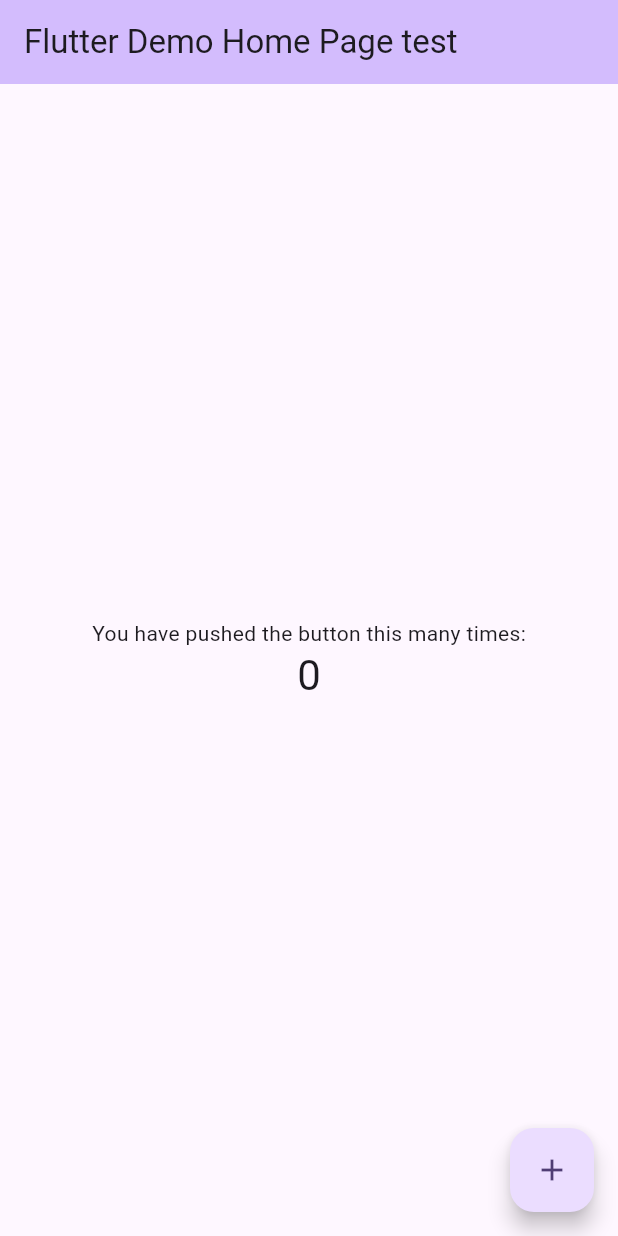
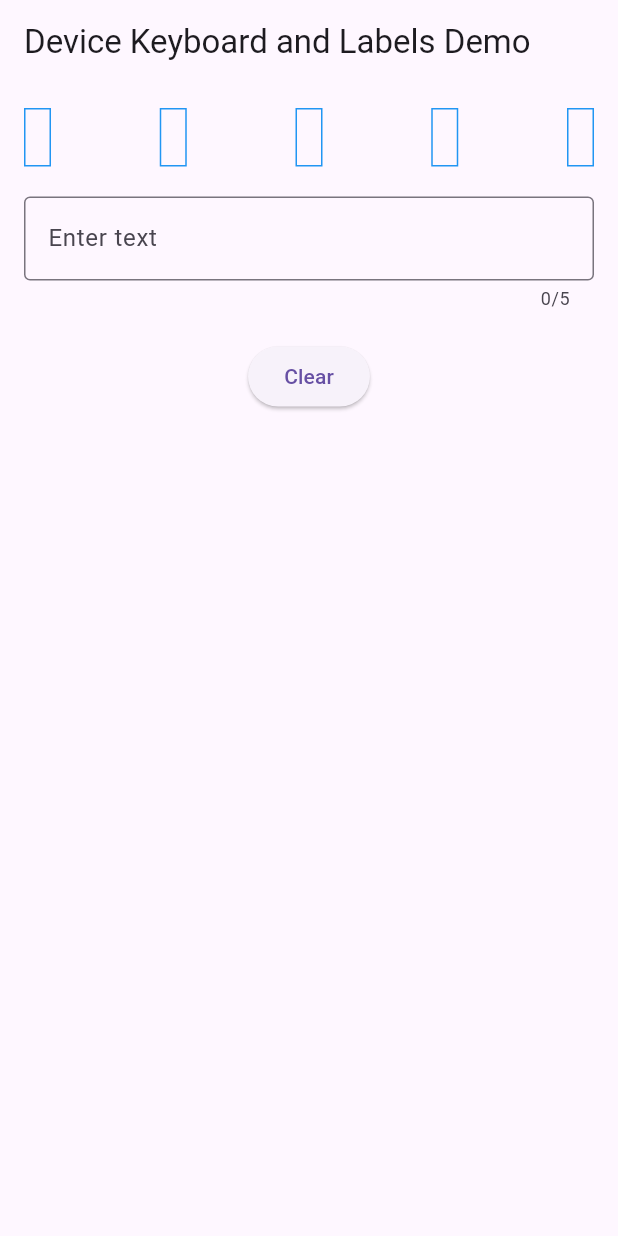
Before and after one commit to deda-72/late_solver, a Flutter app: the screen it shows after launch, on a phone screen of 412 x 824 dp. Run offline on Flutter 3.47's test engine with Material 3 defaults, Android fonts, the phone set to English and light mode, and no system bars.

Commit message:
Update main.dart
Working code

```diff
--- a/lib/main.dart
+++ b/lib/main.dart
@@ -1,125 +1,90 @@
 import 'package:flutter/material.dart';
 
 void main() {
-  runApp(const MyApp());
+  runApp(MyApp());
 }
 
 class MyApp extends StatelessWidget {
-  const MyApp({super.key});
-
-  // This widget is the root of your application.
   @override
   Widget build(BuildContext context) {
     return MaterialApp(
       title: 'Flutter Demo',
       theme: ThemeData(
-        // This is the theme of your application.
-        //
-        // TRY THIS: Try running your application with "flutter run". You'll see
-        // the application has a purple toolbar. Then, without quitting the app,
-        // try changing the seedColor in the colorScheme below to Colors.green
-        // and then invoke "hot reload" (save your changes or press the "hot
-        // reload" button in a Flutter-supported IDE, or press "r" if you used
-        // the command line to start the app).
-        //
-        // Notice that the counter didn't reset back to zero; the application
-        // state is not lost during the reload. To reset the state, use hot
-        // restart instead.
-        //
-        // This works for code too, not just values: Most code changes can be
-        // tested with just a hot reload.
-        colorScheme: ColorScheme.fromSeed(seedColor: Colors.deepPurple),
-        useMaterial3: true,
+        primarySwatch: Colors.blue,
       ),
-      home: const MyHomePage(title: 'Flutter Demo Home Page test'),
+      home: MyHomePage(),
     );
   }
 }
 
 class MyHomePage extends StatefulWidget {
-  const MyHomePage({super.key, required this.title});
-
-  // This widget is the home page of your application. It is stateful, meaning
-  // that it has a State object (defined below) that contains fields that affect
-  // how it looks.
-
-  // This class is the configuration for the state. It holds the values (in this
-  // case the title) provided by the parent (in this case the App widget) and
-  // used by the build method of the State. Fields in a Widget subclass are
-  // always marked "final".
-
-  final String title;
-
   @override
-  State<MyHomePage> createState() => _MyHomePageState();
+  _MyHomePageState createState() => _MyHomePageState();
 }
 
 class _MyHomePageState extends State<MyHomePage> {
-  int _counter = 0;
+  List<String> labels = ['', '', '', '', ''];
+  TextEditingController _controller = TextEditingController();
 
-  void _incrementCounter() {
+  void updateLabels(String text) {
     setState(() {
-      // This call to setState tells the Flutter framework that something has
-      // changed in this State, which causes it to rerun the build method below
-      // so that the display can reflect the updated values. If we changed
-      // _counter without calling setState(), then the build method would not be
-      // called again, and so nothing would appear to happen.
-      _counter++;
+      for (int i = 0; i < labels.length; i++) {
+        if (i < text.length) {
+          labels[i] = text[i];
+        } else {
+          labels[i] = '';
+        }
+      }
     });
   }
 
   @override
   Widget build(BuildContext context) {
-    // This method is rerun every time setState is called, for instance as done
-    // by the _incrementCounter method above.
-    //
-    // The Flutter framework has been optimized to make rerunning build methods
-    // fast, so that you can just rebuild anything that needs updating rather
-    // than having to individually change instances of widgets.
     return Scaffold(
       appBar: AppBar(
-        // TRY THIS: Try changing the color here to a specific color (to
-        // Colors.amber, perhaps?) and trigger a hot reload to see the AppBar
-        // change color while the other colors stay the same.
-        backgroundColor: Theme.of(context).colorScheme.inversePrimary,
-        // Here we take the value from the MyHomePage object that was created by
-        // the App.build method, and use it to set our appbar title.
-        title: Text(widget.title),
+        title: Text('Device Keyboard and Labels Demo'),
       ),
-      body: Center(
-        // Center is a layout widget. It takes a single child and positions it
-        // in the middle of the parent.
+      body: Padding(
+        padding: const EdgeInsets.all(16.0),
         child: Column(
-          // Column is also a layout widget. It takes a list of children and
-          // arranges them vertically. By default, it sizes itself to fit its
-          // children horizontally, and tries to be as tall as its parent.
-          //
-          // Column has various properties to control how it sizes itself and
-          // how it positions its children. Here we use mainAxisAlignment to
-          // center the children vertically; the main axis here is the vertical
-          // axis because Columns are vertical (the cross axis would be
-          // horizontal).
-          //
-          // TRY THIS: Invoke "debug painting" (choose the "Toggle Debug Paint"
-          // action in the IDE, or press "p" in the console), to see the
-          // wireframe for each widget.
-          mainAxisAlignment: MainAxisAlignment.center,
           children: <Widget>[
-            const Text(
-              'You have pushed the button this many times:',
+            Row(
+              mainAxisAlignment: MainAxisAlignment.spaceBetween,
+              children: List.generate(5, (index) {
+                return Container(
+                  padding: EdgeInsets.all(8.0),
+                  decoration: BoxDecoration(
+                    border: Border.all(color: Colors.blue),
+                  ),
+                  child: Text(labels[index]),
+                );
+              }),
             ),
-            Text(
-              '$_counter',
-              style: Theme.of(context).textTheme.headlineMedium,
+            SizedBox(height: 20),
+            TextField(
+              controller: _controller,
+              maxLength: 5,
+              decoration: InputDecoration(
+                border: OutlineInputBorder(),
+                labelText: 'Enter text',
+              ),
+              onChanged: (text) {
+                updateLabels(text);
+              },
+            ),
+            SizedBox(height: 20),
+            ElevatedButton(
+              onPressed: () {
+                setState(() {
+                  labels = ['', '', '', '', ''];
+                  _controller.clear();
+                });
+              },
+              child: Text('Clear'),
             ),
           ],
         ),
       ),
-      floatingActionButton: FloatingActionButton(
-        onPressed: _incrementCounter,
-        tooltip: 'Increment',
-        child: const Icon(Icons.add),
-      ), // This trailing comma makes auto-formatting nicer for build methods.
     );
   }
 }
```
